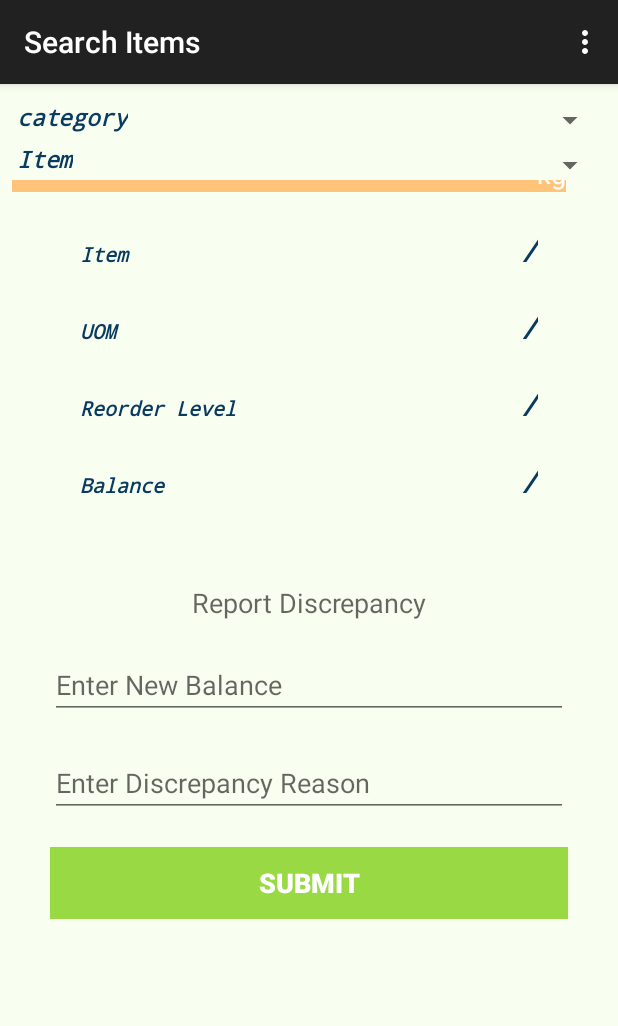
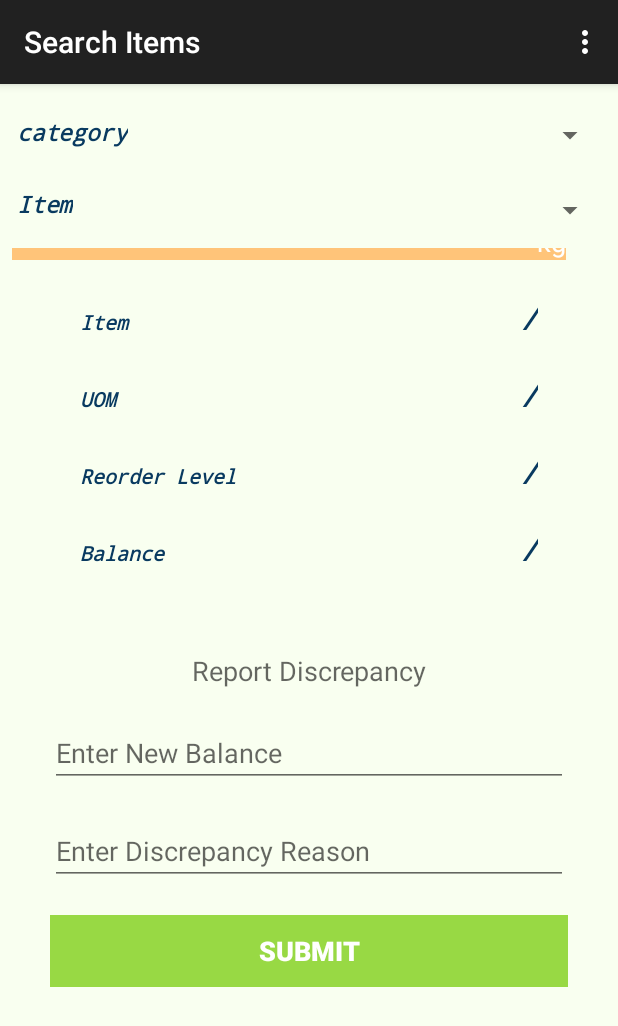
Before and after one commit to ZinMarHtet21/LU, an Android app: the CheckLowStockSearch screen opened directly, with no data from a screen before it, on a phone screen of 412 x 824 dp. Shown: the top 1026 px of the screen. Run offline under Robolectric (Android 15) with nearby library versions, the phone set to English and light mode, and no system bars; our stand-ins replace Volley; network calls fail.

Commit message:
alittle change

```diff
--- a/LU_StationeryStoreInventorySystem/app/src/main/java/com/android_test/zmh/lu_stationerystoreinventorysystem/StoreScreens/CheckLowStockSearch.java
+++ b/LU_StationeryStoreInventorySystem/app/src/main/java/com/android_test/zmh/lu_stationerystoreinventorysystem/StoreScreens/CheckLowStockSearch.java
@@ -57,6 +57,8 @@ public class CheckLowStockSearch extends ActionBarActivity {
     private TextView text_reorderlevel;
     private TextView text_balance;
     private Button btn_submit;
+    private TextView text1;
+    private TextView text2;
     private EditText et_newBalance;
     private EditText et_reason;
 
@@ -85,6 +87,8 @@ public class CheckLowStockSearch extends ActionBarActivity {
         if (intent.getIntExtra("from", 1) == 2) {
             spinner_description.setVisibility(View.INVISIBLE);
             spinner_category.setVisibility(View.INVISIBLE);
+            text1.setVisibility(View.INVISIBLE);
+            text2.setVisibility(View.INVISIBLE);
             i = (Item) intent.getExtras().getSerializable("item");
             System.out.print(i.getId());
             this.setTitle(i.getDescription());
@@ -134,6 +138,9 @@ public class CheckLowStockSearch extends ActionBarActivity {
         btn_submit = (Button) findViewById(R.id.submit);
         et_newBalance = (EditText) findViewById(R.id.newbalance);
         et_reason = (EditText) findViewById(R.id.reason);
+        text1 =(TextView)findViewById(R.id.text1);
+        text2 =(TextView)findViewById(R.id.text2);
+
 
     }
 
--- a/LU_StationeryStoreInventorySystem/app/src/main/res/layout/activity_check_low_stock_search.xml
+++ b/LU_StationeryStoreInventorySystem/app/src/main/res/layout/activity_check_low_stock_search.xml
@@ -15,6 +15,8 @@
             android:layout_height="wrap_content"
             android:textAppearance="?android:attr/textAppearanceMedium"
             android:text="category"
+            android:layout_marginBottom="10dp"
+            android:layout_marginTop="10dp"
             android:id="@+id/text1"
             style="@style/text"
             android:padding="3dp"
@@ -29,6 +31,8 @@
             android:layout_width="match_parent"
             android:layout_height="wrap_content"
             android:spinnerMode="dialog"
+            android:layout_marginBottom="10dp"
+            android:layout_marginTop="10dp"
             android:layout_toEndOf="@+id/text1"
             android:layout_above="@+id/description" />
 
@@ -40,6 +44,8 @@
             android:text="Item"
             android:id="@+id/text2"
             android:textSize="15dp"
+            android:layout_marginBottom="15dp"
+            android:layout_marginTop="10dp"
             android:layout_below="@id/text1"
             style="@style/text"
             android:padding="3dp"
@@ -50,6 +56,8 @@
             android:layout_width="match_parent"
             android:layout_height="wrap_content"
             android:layout_weight="0.13"
+            android:layout_marginBottom="15dp"
+            android:layout_marginTop="10dp"
             android:spinnerMode="dialog"
             android:layout_below="@+id/text1"
             android:layout_alignParentEnd="true"
```
